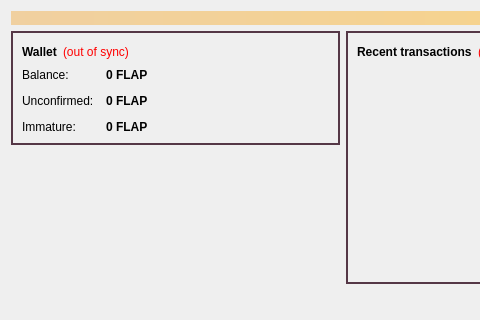
Qt form src/qt/overviewpage.ui (zatirdraft/TravelFlex) before a commit; both pictures show x 0 to 480 and y 0 to 320 of the 685 by 547 pixel window.
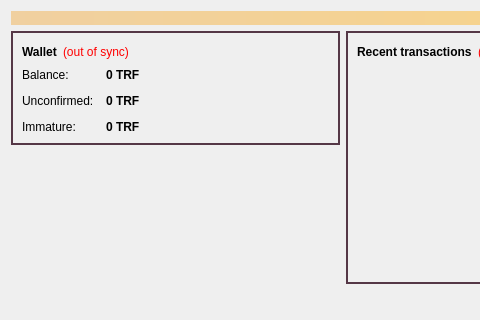
The same form after that commit. Icons and pictures are not drawn.

Patch:
```diff
--- a/src/qt/overviewpage.ui
+++ b/src/qt/overviewpage.ui
@@ -127,7 +127,7 @@
                <string>Your current balance</string>
               </property>
               <property name="text">
-               <string notr="true">0 FLAP</string>
+               <string notr="true">0 TRF</string>
               </property>
               <property name="textInteractionFlags">
                <set>Qt::LinksAccessibleByMouse|Qt::TextSelectableByKeyboard|Qt::TextSelectableByMouse</set>
@@ -156,7 +156,7 @@
                <string>Total of transactions that have yet to be confirmed, and do not yet count toward the current balance</string>
               </property>
               <property name="text">
-               <string notr="true">0 FLAP</string>
+               <string notr="true">0 TRF</string>
               </property>
               <property name="textInteractionFlags">
                <set>Qt::LinksAccessibleByMouse|Qt::TextSelectableByKeyboard|Qt::TextSelectableByMouse</set>
@@ -182,7 +182,7 @@
                <string>Mined balance that has not yet matured</string>
               </property>
               <property name="text">
-               <string notr="true">0 FLAP</string>
+               <string notr="true">0 TRF</string>
               </property>
               <property name="textInteractionFlags">
                <set>Qt::LinksAccessibleByMouse|Qt::TextSelectableByKeyboard|Qt::TextSelectableByMouse</set>
```
Left out of the diff: 4 changed lines with no effect on the pictures.
